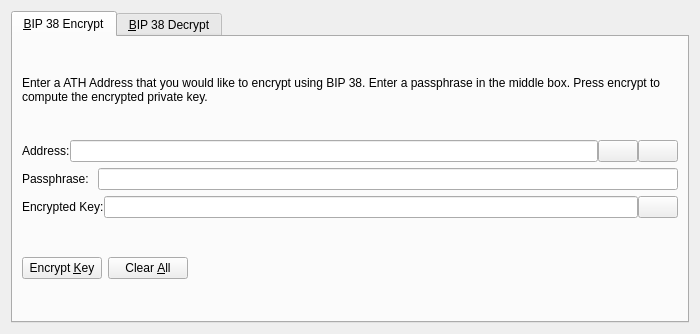
Above: src/qt/forms/bip38tooldialog.ui from piklock/authoracoin before the change. Below: the same form after it.
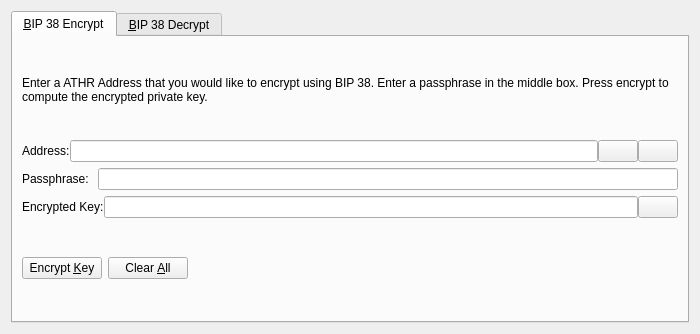
That is the form after the change. The open tabs and pages were chosen to show the change. Icons and pictures are not drawn. Custom widgets are drawn as their Qt base class.

Commit message: change ATH to ATHR

```diff
--- a/src/qt/forms/bip38tooldialog.ui
+++ b/src/qt/forms/bip38tooldialog.ui
@@ -30,7 +30,7 @@
        <item>
         <widget class="QLabel" name="infoLabel_ENC">
          <property name="text">
-          <string>Enter a ATH Address that you would like to encrypt using BIP 38. Enter a passphrase in the middle box. Press encrypt to compute the encrypted private key.</string>
+          <string>Enter a ATHR Address that you would like to encrypt using BIP 38. Enter a passphrase in the middle box. Press encrypt to compute the encrypted private key.</string>
          </property>
          <property name="textFormat">
           <enum>Qt::PlainText</enum>
```
Left out of the diff: 8 changed lines with no effect on the pictures. The commit also changes 100 other files.
